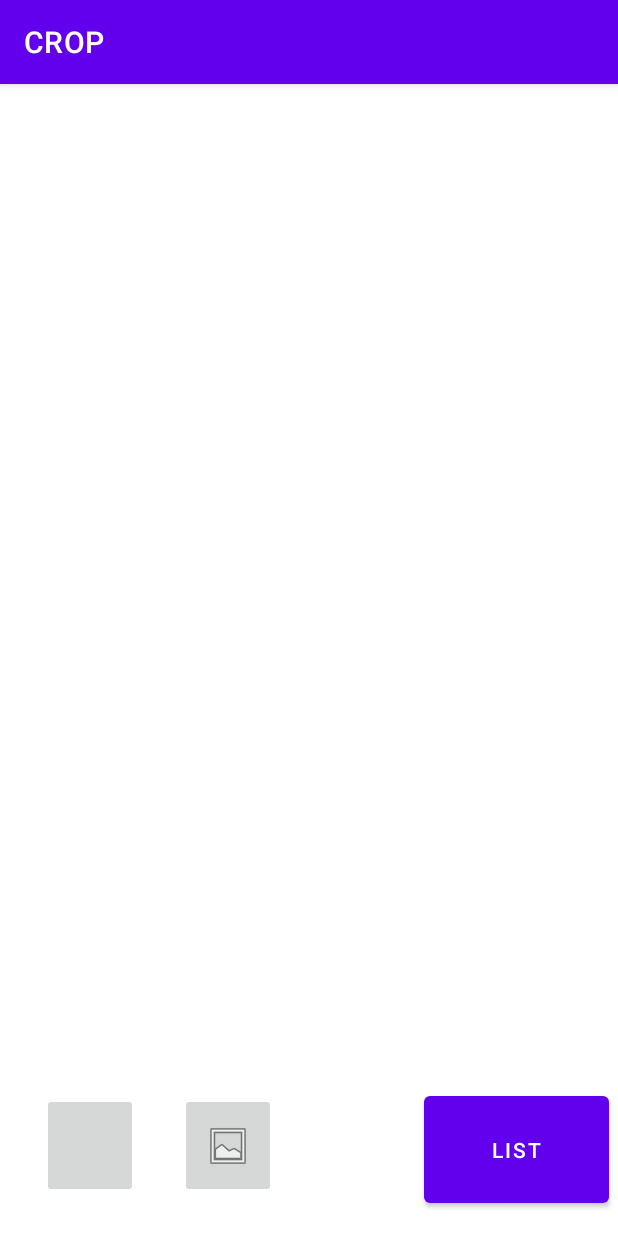
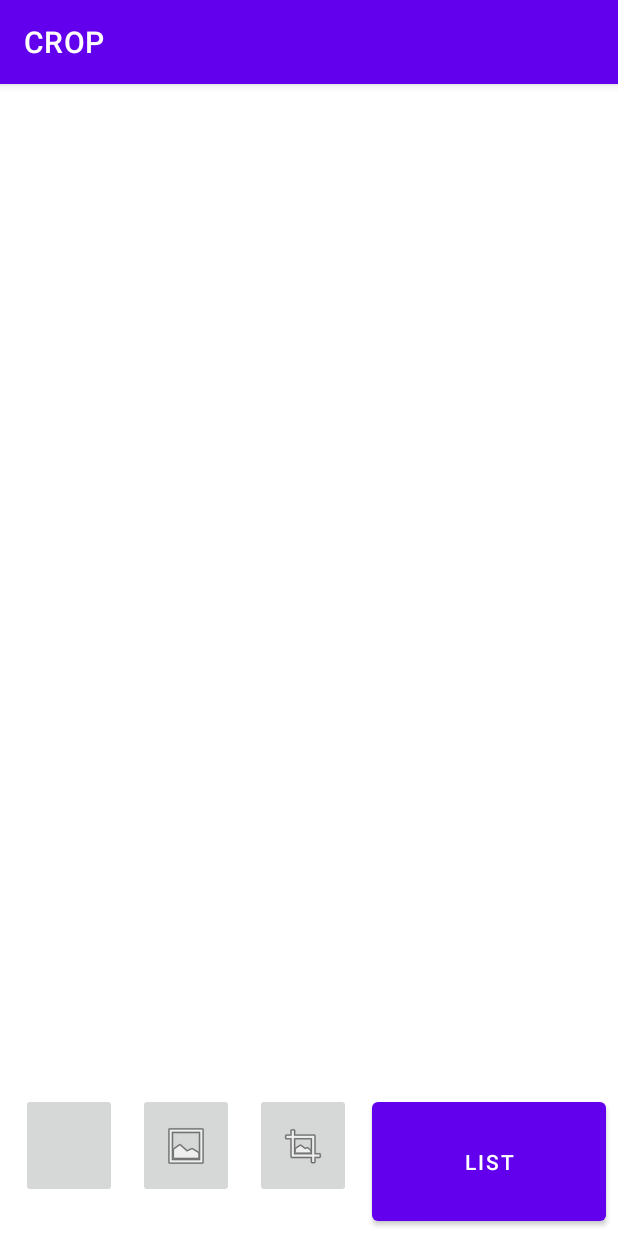
Before and after one commit to NatchaponBoontharaksa/CROP_IMG, an Android app: the screen it shows after launch (MainActivity), on a phone screen of 412 x 824 dp. Run offline under Robolectric (Android 15) with nearby library versions, the phone set to English and light mode, and no system bars; libraries missing offline, so code that uses them is left out: com.theartofdev.edmodo.

Commit message:
[Add] - Add crop button - Add condition for check imageUri is not null

```diff
--- a/CROP_TEST/app/src/main/java/com/example/crop/MainActivity.java
+++ b/CROP_TEST/app/src/main/java/com/example/crop/MainActivity.java
@@ -19,6 +19,7 @@ import android.view.View;
 import android.widget.Button;
 import android.widget.ImageButton;
 import android.widget.ImageView;
+import android.widget.Toast;
 
 import com.theartofdev.edmodo.cropper.CropImage;
 import com.theartofdev.edmodo.cropper.CropImageView;
@@ -43,6 +44,7 @@ public class MainActivity extends AppCompatActivity {
         Button mList_btn = findViewById(R.id.list_btn);
         ImageButton mCamera_btn = findViewById(R.id.camera_btn);
         ImageButton mGallery_btn = findViewById(R.id.gallery_btn);
+        ImageButton mCrop_btn = findViewById(R.id.crop_btn);
         Img = findViewById(R.id.imageView);
 
         cameraPermission = new String[]{Manifest.permission.CAMERA, Manifest.permission.WRITE_EXTERNAL_STORAGE};
@@ -80,6 +82,18 @@ public class MainActivity extends AppCompatActivity {
             }
         });
 
+        mCrop_btn.setOnClickListener(new View.OnClickListener() {
+            @Override
+            public void onClick(View v) {
+                if (imageUri != null){
+                    startActivity();
+                }
+                else {
+                    Toast.makeText(MainActivity.this, "PLEASE ADD IMAGE", Toast.LENGTH_SHORT).show();
+                }
+            }
+        });
+
     }
 
 
@@ -102,9 +116,7 @@ public class MainActivity extends AppCompatActivity {
     }
 
     private void startActivity(){
-        CropImage.activity()
-                .setGuidelines(CropImageView.Guidelines.ON)
-                .start(this);
+        CropImage.activity(imageUri).start(MainActivity.this);
     }
 
     private void requestCameraPermission() {
@@ -124,14 +136,18 @@ public class MainActivity extends AppCompatActivity {
             CropImage.ActivityResult result = CropImage.getActivityResult(data);
             if (resultCode == RESULT_OK) {
                 Uri resultUri = result.getUri();
-                Img.setImageURI(resultUri);
+                Intent intent = new Intent(MainActivity.this, ListActivity.class);
+                intent.putExtra("uri", imageUri);
+                startActivity(intent);
+//                Img.setImageURI(resultUri);
             } else if (resultCode == CropImage.CROP_IMAGE_ACTIVITY_RESULT_ERROR_CODE) {
                 Exception error = result.getError();
             }
         } else if (requestCode == GALLERY_REQ_CODE && resultCode == Activity.RESULT_OK){
             Uri resultUri;
             resultUri = data.getData();
-            Img.setImageURI(resultUri);
+            imageUri = resultUri;
+            Img.setImageURI(imageUri);
 //            CropImage.activity(imageUri).start(this);
         } else if (requestCode == CAMERA_REQ_CODE && resultCode == Activity.RESULT_OK){
 //            Uri resultUri;
--- a/CROP_TEST/app/src/main/res/layout/activity_main.xml
+++ b/CROP_TEST/app/src/main/res/layout/activity_main.xml
@@ -36,14 +36,16 @@
 
             <Button
                 android:id="@+id/list_btn"
-                android:layout_width="123dp"
-                android:layout_height="79dp"
+                android:layout_width="100dp"
+                android:layout_height="70dp"
                 android:layout_alignParentTop="true"
                 android:layout_alignParentEnd="true"
                 android:layout_alignParentBottom="true"
-                android:layout_marginTop="15dp"
-                android:layout_marginEnd="6dp"
-                android:layout_marginBottom="16dp"
+                android:layout_marginStart="14dp"
+                android:layout_marginTop="19dp"
+                android:layout_marginEnd="8dp"
+                android:layout_marginBottom="4dp"
+                android:layout_toEndOf="@+id/crop_btn"
                 android:text="@string/list_str"
                 app:layout_constraintBottom_toBottomOf="parent"
                 app:layout_constraintEnd_toEndOf="parent"
@@ -55,7 +57,7 @@
                 android:layout_height="70dp"
                 android:layout_alignParentStart="true"
                 android:layout_alignParentTop="true"
-                android:layout_marginStart="28dp"
+                android:layout_marginStart="14dp"
                 android:layout_marginTop="19dp"
                 tools:layout_editor_absoluteX="25dp"
                 tools:layout_editor_absoluteY="662dp"
@@ -66,10 +68,20 @@
                 android:layout_width="64dp"
                 android:layout_height="70dp"
                 android:layout_alignParentTop="true"
-                android:layout_marginStart="28dp"
+                android:layout_marginStart="14dp"
                 android:layout_marginTop="19dp"
                 android:layout_toEndOf="@+id/camera_btn"
                 app:srcCompat="@android:drawable/ic_menu_gallery" />
+
+            <ImageButton
+                android:id="@+id/crop_btn"
+                android:layout_width="64dp"
+                android:layout_height="70dp"
+                android:layout_alignParentTop="true"
+                android:layout_marginStart="14dp"
+                android:layout_marginTop="19dp"
+                android:layout_toEndOf="@+id/gallery_btn"
+                app:srcCompat="@android:drawable/ic_menu_crop" />
 
         </RelativeLayout>
 
```
Also changed, not shown: CROP_TEST/app/src/main/java/com/example/crop/ListActivity.java (+15 -1 lines), CROP_TEST/app/src/main/res/layout/activity_list.xml (+14 -2 lines).
